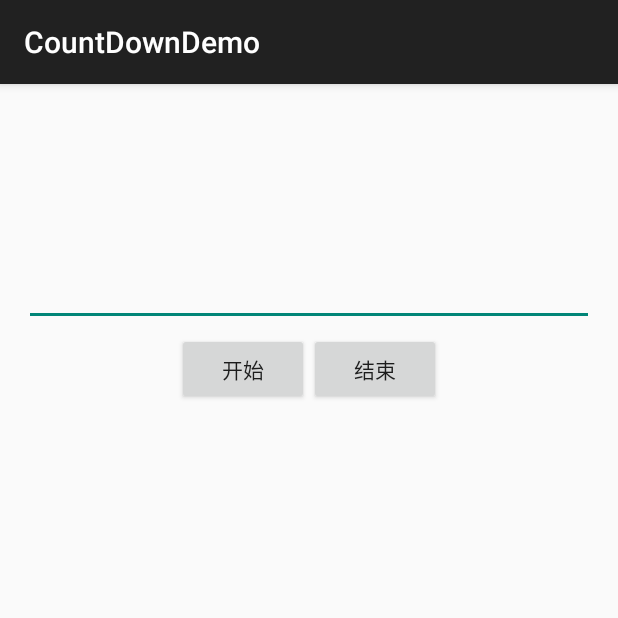
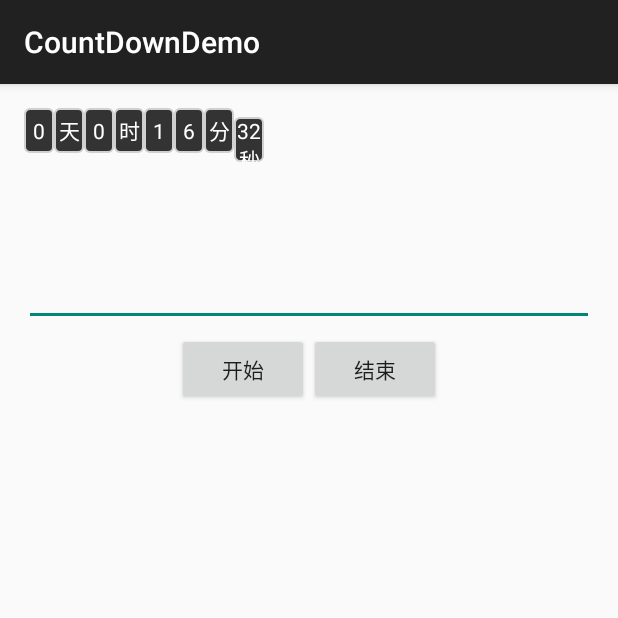
Before and after one commit to jimmybluesky/CountDownWidget, an Android app: the screen it shows after launch (MainActivity), on a phone screen of 412 x 824 dp, the top half of it. Run offline under Robolectric (Android 15) with nearby library versions, the phone set to English and light mode, and no system bars.

Commit message:
丰富的自定义

```diff
--- a/app/src/main/java/com/sharyuke/countdownview/CountDownView.java
+++ b/app/src/main/java/com/sharyuke/countdownview/CountDownView.java
@@ -1,6 +1,7 @@
 package com.sharyuke.countdownview;
 
 import android.content.Context;
+import android.content.res.TypedArray;
 import android.os.Handler;
 import android.os.Message;
 import android.text.TextUtils;
@@ -35,7 +36,21 @@ public class CountDownView extends LinearLayout {
 
   private int mCountTime = 0;
   private TimeHandler mTimeHandler;
-  private boolean isFormat = true;
+
+  private int leftPadding = -1;
+  private int topPadding = -1;
+  private int rightPadding = -1;
+  private int bottomPadding = -1;
+  private int padding = -1;
+  private int width = -1;
+  private int height = -1;
+  private int textBackground = -1;
+  private int splitBackground = -1;
+  private int gravity;
+
+  private boolean isTextBackgroundDefault = true;
+  private boolean isSplitBackgroundDefault = true;
+  private boolean ispPaddingDefault = true;
 
   /**
    * 构造函数　一般用于xml布局
@@ -44,21 +59,92 @@ public class CountDownView extends LinearLayout {
     super(context, attrs);
     splitModelComparator = new SplitModelComparator();
     mTimeHandler = new TimeHandler(this);
+
+    final TypedArray typeArray = context.obtainStyledAttributes(attrs, R.styleable.MyText);
+    final int N = typeArray.getIndexCount();
+    for (int i = 0; i < N; i++) {
+      int attr = typeArray.getIndex(i);
+      if (attr == R.styleable.MyText_charPadding) {
+        padding = typeArray.getDimensionPixelSize(attr, -1);
+        ispPaddingDefault = false;
+      } else if (attr == R.styleable.MyText_charPaddingLeft) {
+        leftPadding = typeArray.getDimensionPixelSize(attr, -1);
+      } else if (attr == R.styleable.MyText_charPaddingTop) {
+        topPadding = typeArray.getDimensionPixelSize(attr, -1);
+      } else if (attr == R.styleable.MyText_charPaddingRight) {
+        rightPadding = typeArray.getDimensionPixelSize(attr, -1);
+      } else if (attr == R.styleable.MyText_charPaddingButton) {
+        bottomPadding = typeArray.getDimensionPixelSize(attr, -1);
+      } else if (attr == R.styleable.MyText_charWidth) {
+        width = typeArray.getDimensionPixelSize(attr, -1);
+      } else if (attr == R.styleable.MyText_charHeight) {
+        height = typeArray.getDimensionPixelSize(attr, -1);
+      } else if (attr == R.styleable.MyText_charBackground) {
+        textBackground = typeArray.getResourceId(attr, -1);
+        isTextBackgroundDefault = false;
+      } else if (attr == R.styleable.MyText_splitBackground) {
+        splitBackground = typeArray.getResourceId(attr, -1);
+        isSplitBackgroundDefault = false;
+      } else if (attr == R.styleable.MyText_textGravity) {
+        gravity = typeArray.getInt(attr, Gravity.LEFT | Gravity.TOP);
+      }
+    }
+    typeArray.recycle();
+  }
+
+  private TextView getTextView(SplitModel splitModel) {
+    TextView textView = new TextView(getContext());
+    textView.setHeight(height);
+    textView.setWidth(width);
+    textView.setGravity(gravity);
+    textView.setPadding(ispPaddingDefault ? padding : leftPadding,
+        ispPaddingDefault ? padding : topPadding, ispPaddingDefault ? padding : rightPadding,
+        ispPaddingDefault ? padding : bottomPadding);
+    if (!isTextBackgroundDefault) {
+      textView.setBackgroundResource(textBackground);
+    }
+
+    if (splitModel.getSplitBackground() != 0) {
+      textView.setBackgroundResource(splitModel.getSplitBackground());
+    }
+
+    if (splitModel.getTextColor() != 0) {
+      textView.setTextColor(splitModel.getTextColor());
+    }
+
+    return textView;
+  }
+
+  private ImageView getImageView() {
+    ImageView imageView = new ImageView(getContext());
+    if (!isTextBackgroundDefault) {
+      imageView.setBackgroundResource(splitBackground);
+    }
+    return imageView;
   }
 
   public CountDownView setNormalFormat() {
     addSplitModel(new SplitModel.Builder().setSplitNum(86400).setSplitStr("天").build());
-    addSplitModel(new SplitModel.Builder().setSplitNum(1).setSplitStr("秒").build());
-    addSplitModel(new SplitModel.Builder().setSplitNum(3600).setSplitStr("时").build());
-    addSplitModel(new SplitModel.Builder().setSplitNum(60).setSplitStr("分").build());
+    addSplitModel(
+        new SplitModel.Builder().setSplitNum(1).setSplitStr("秒").setIsFormat(true).build());
+    addSplitModel(
+        new SplitModel.Builder().setSplitNum(3600).setSplitStr("时").setIsFormat(true).build());
+    addSplitModel(
+        new SplitModel.Builder().setSplitNum(60).setSplitStr("分").setIsFormat(true).build());
     return this;
   }
 
   public void addSplitModel(SplitModel splitModel) {
-    if (splitModel != null) {
+    if (splitModel != null && mSplitModels != null) {
       mSplitModels.add(splitModel);
     }
     Collections.sort(mSplitModels, splitModelComparator);
+  }
+
+  public void clearSplitModel() {
+    if (mSplitModels != null) {
+      mSplitModels.clear();
+    }
   }
 
   /**
@@ -101,15 +187,6 @@ public class CountDownView extends LinearLayout {
    */
   public void setCountTimeByRes(int res) {
     setCountTime(getContext().getResources().getString(res));
-  }
-
-  /**
-   * 是否格式化时间显示，例如９秒显示为09秒，
-   *
-   * @param isFormat 　true 需要
-   */
-  public void setFormat(boolean isFormat) {
-    this.isFormat = isFormat;
   }
 
   private void checkIsValid(String time) {
@@ -187,23 +264,24 @@ public class CountDownView extends LinearLayout {
         if (splitNum > 0) {
           timeStr.append(formatTime(time / splitNum, i == 0 ? 0
               : mSplitModels.get(i - 1).getSplitNum() / (i == mSplitModels.size() - 1 ? 1
-                  : mSplitModels.get(i).getSplitNum())));
+                  : mSplitModels.get(i).getSplitNum()), mSplitModels.get(i)));
 
-          if (!isFormat) {
-            TextView textView = new TextView(getContext());
-            if (mSplitModels.get(i).getSplitBackground() != 0) {
-              textView.setBackgroundResource(mSplitModels.get(i).getSplitBackground());
+          if (!mSplitModels.get(i).isFormat()) {
+            TextView textView = getTextView(mSplitModels.get(i));
+            TextView textViewStr = getTextView(mSplitModels.get(i));
+
+            if (mSplitModels.get(i).isSplitStr()) {
+              textView.setText(timeStr.toString());
+              addView(textView);
+              textViewStr.setText(mSplitModels.get(i).getSplitStr());
+              addView(textViewStr);
+            } else {
+              textView.setText(timeStr.append(mSplitModels.get(i).getSplitStr()).toString());
+              addView(textView);
             }
 
-            if (mSplitModels.get(i).getTextColor() != 0) {
-              textView.setTextColor(mSplitModels.get(i).getTextColor());
-            }
-            textView.setGravity(Gravity.CENTER);
-            textView.setText(timeStr.append(mSplitModels.get(i).getSplitStr()).toString());
-            addView(textView);
-
             if (mSplitModels.get(i).getSplitPic() != 0) {
-              ImageView imageView = new ImageView(getContext());
+              ImageView imageView = getImageView();
               imageView.setImageResource(mSplitModels.get(i).getSplitPic());
               addView(imageView);
             }
@@ -218,25 +296,30 @@ public class CountDownView extends LinearLayout {
 
   private void drawSplit(String time, SplitModel splitModel) {
     if (time == null) return;
-    for (int i = 0; i < time.length(); i++) {
-      TextView textView = new TextView(getContext());
-      textView.setText(String.valueOf(time.charAt(i)));
-      if (splitModel.getSplitBackground() != 0) {
-        textView.setBackgroundResource(splitModel.getSplitBackground());
+    if (splitModel.isSplitText()) {
+      for (int i = 0; i < time.length(); i++) {
+        TextView textView = getTextView(splitModel);
+        textView.setText(String.valueOf(time.charAt(i)));
+        addView(textView);
       }
+      TextView textViewStr = getTextView(splitModel);
+      textViewStr.setText(splitModel.getSplitStr());
+      addView(textViewStr);
+    } else {
+      TextView textView = getTextView(splitModel);
 
-      if (splitModel.getTextColor() != 0) {
-        textView.setTextColor(splitModel.getTextColor());
+      if (splitModel.isSplitStr()) {
+        TextView textViewStr = getTextView(splitModel);
+
+        textView.setText(time);
+        textViewStr.setText(splitModel.getSplitStr());
+        addView(textView);
+        addView(textViewStr);
+      } else {
+        textView.setText(time + splitModel.getSplitStr());
+        addView(textView);
       }
-      addView(textView);
     }
-
-    TextView textView = new TextView(getContext());
-    textView.setText(splitModel.getSplitStr());
-    if (splitModel.getTextColor() != 0) {
-      textView.setTextColor(splitModel.getTextColor());
-    }
-    addView(textView);
 
     if (splitModel.getSplitPic() != 0) {
       ImageView imageView = new ImageView(getContext());
@@ -255,7 +338,7 @@ public class CountDownView extends LinearLayout {
     void onCountOver();
   }
 
-  private String formatTime(int time, int maxLong) {
+  private String formatTime(int time, int maxLong, SplitModel splitModel) {
     if (maxLong == 0) {
       return String.valueOf(time);
     }
@@ -263,7 +346,7 @@ public class CountDownView extends LinearLayout {
     for (int i = 0; i < getPlaces(maxLong) - getPlaces(time); i++) {
       fill.append("0");
     }
-    return !isFormat ? "" + time : (time > 9 ? "" + time : fill.toString() + time);
+    return !splitModel.isFormat() ? "" + time : (time > 9 ? "" + time : fill.toString() + time);
   }
 
   private int getPlaces(int count) {
--- a/app/src/main/java/com/sharyuke/countdownview/SplitModel.java
+++ b/app/src/main/java/com/sharyuke/countdownview/SplitModel.java
@@ -10,14 +10,32 @@ public class SplitModel {
   private int splitBackground;
   private int splitPic;
   private int textColor;
+  private boolean isSplitStr;
+  private boolean isFormat;
+  private boolean isSplitText;
 
-  public SplitModel(int splitNum, String splitStr, int splitBackground, int splitPic,
-      int textColor) {
+  public SplitModel(int splitNum, String splitStr, int splitBackground, int splitPic, int textColor,
+      boolean isSplitStr, boolean isFormat, boolean isSplitText) {
     this.splitNum = splitNum;
     this.splitStr = splitStr;
     this.splitBackground = splitBackground;
     this.splitPic = splitPic;
     this.textColor = textColor;
+    this.isSplitStr = isSplitStr;
+    this.isFormat = isFormat;
+    this.isSplitText = isSplitText;
+  }
+
+  public boolean isSplitStr() {
+    return isSplitStr;
+  }
+
+  public boolean isSplitText() {
+    return isSplitText;
+  }
+
+  public boolean isFormat() {
+    return isFormat;
   }
 
   public int getTextColor() {
@@ -46,6 +64,26 @@ public class SplitModel {
     private int splitBackground;
     private int splitPic;
     private int textColor;
+    private boolean isSplitStr;
+    private boolean isFormat;
+    private boolean isSplitText;
+
+    public Builder setIsSplitStr(boolean isSplitStr) {
+      this.isSplitStr = isSplitStr;
+      return this;
+    }
+
+    public Builder setIsSplitText(boolean isSplitText) {
+      this.isSplitText = isSplitText;
+      this.isFormat = isSplitText;
+      this.isSplitStr = isSplitText;
+      return this;
+    }
+
+    public Builder setIsFormat(boolean isFormat) {
+      this.isFormat = isFormat;
+      return this;
+    }
 
     public Builder setSplitNum(int splitNum) {
       this.splitNum = splitNum;
@@ -73,7 +111,8 @@ public class SplitModel {
     }
 
     public SplitModel build() {
-      return new SplitModel(splitNum, splitStr, splitBackground, splitPic, textColor);
+      return new SplitModel(splitNum, splitStr, splitBackground, splitPic, textColor, isSplitStr,
+          isFormat, isSplitText);
     }
   }
 }
--- /dev/null
+++ b/app/src/main/res/drawable-hdpi/count_down_time_bg.xml
@@ -0,0 +1,7 @@
+<?xml version="1.0" encoding="utf-8"?>
+<shape xmlns:android="http://schemas.android.com/apk/res/android"
+    android:shape="rectangle">
+  <solid android:color="#333333"/>
+  <corners android:radius="3dp"/>
+  <stroke android:color="#d0d0d1" android:width="1dp"/>
+</shape>
--- a/countdowndemo/src/main/java/com/sharyuke/countdowndemo/MainActivity.java
+++ b/countdowndemo/src/main/java/com/sharyuke/countdowndemo/MainActivity.java
@@ -1,5 +1,6 @@
 package com.sharyuke.countdowndemo;
 
+import android.graphics.Color;
 import android.support.v7.app.ActionBarActivity;
 import android.os.Bundle;
 import android.view.Menu;
@@ -33,12 +34,36 @@ public class MainActivity extends ActionBarActivity {
     //mcdv.addSplitModel(new SplitModel.Builder().setSplitNum(1).setSplitStr("秒").build());
     //两种效果一样的 setNormalFormat() 与上面的设置
 
-    mcdv.setNormalFormat().setOnCountOverListener(new CountDownView.CountOver() {
+    mcdv.addSplitModel(new SplitModel.Builder().setSplitNum(86400)
+        .setSplitStr("天")
+        .setTextColor(Color.WHITE)
+        .setIsSplitText(true)
+        .build());
+    mcdv.addSplitModel(new SplitModel.Builder().setSplitNum(1)
+        .setSplitStr("秒")
+        .setTextColor(Color.WHITE)
+        .setIsSplitText(false)
+        .setIsSplitStr(false)
+        .build());
+    mcdv.addSplitModel(new SplitModel.Builder().setSplitNum(3600)
+        .setSplitStr("时")
+        .setTextColor(Color.WHITE)
+        .setIsSplitText(false)
+        .setIsSplitStr(true)
+        .build());
+    mcdv.addSplitModel(new SplitModel.Builder().setSplitNum(60)
+        .setSplitStr("分")
+        .setTextColor(Color.WHITE)
+        .setIsSplitText(true)
+        .build());
+    mcdv.setCountTime(1000);
+    mcdv.setOnCountOverListener(new CountDownView.CountOver() {
       @Override
       public void onCountOver() {
         Toast.makeText(MainActivity.this, "回调了！！！", Toast.LENGTH_LONG).show();
       }
     });
+    mcdv.startCount();
   }
 
   public void click(View v) {
--- a/countdowndemo/src/main/res/layout/activity_main.xml
+++ b/countdowndemo/src/main/res/layout/activity_main.xml
@@ -1,5 +1,6 @@
 <RelativeLayout xmlns:android="http://schemas.android.com/apk/res/android"
     xmlns:tools="http://schemas.android.com/tools"
+    xmlns:sharyuke="http://schemas.android.com/apk/res-auto"
     android:layout_width="match_parent"
     android:layout_height="match_parent"
     android:paddingLeft="@dimen/activity_horizontal_margin"
@@ -9,14 +10,18 @@
     tools:context=".MainActivity">
 
   <com.sharyuke.countdownview.CountDownView
-      android:layout_marginTop="50dp"
       android:id="@+id/test"
-      android:gravity="center"
+      sharyuke:charBackground="@drawable/count_down_time_bg"
+      sharyuke:charWidth="20dp"
+      sharyuke:charHeight="30dp"
+      sharyuke:textGravity="center"
       android:layout_width="match_parent"
-      android:layout_height="wrap_content"/>
+      android:layout_height="48dip"
+      />
 
   <EditText
       android:id="@+id/count"
+      android:gravity="center_horizontal"
       android:layout_marginTop="100dp"
       android:layout_width="match_parent"
       android:layout_height="wrap_content"/>
```
Also changed, not shown: app/src/main/res/values/attrs.xml (added, +31 -0 lines).
